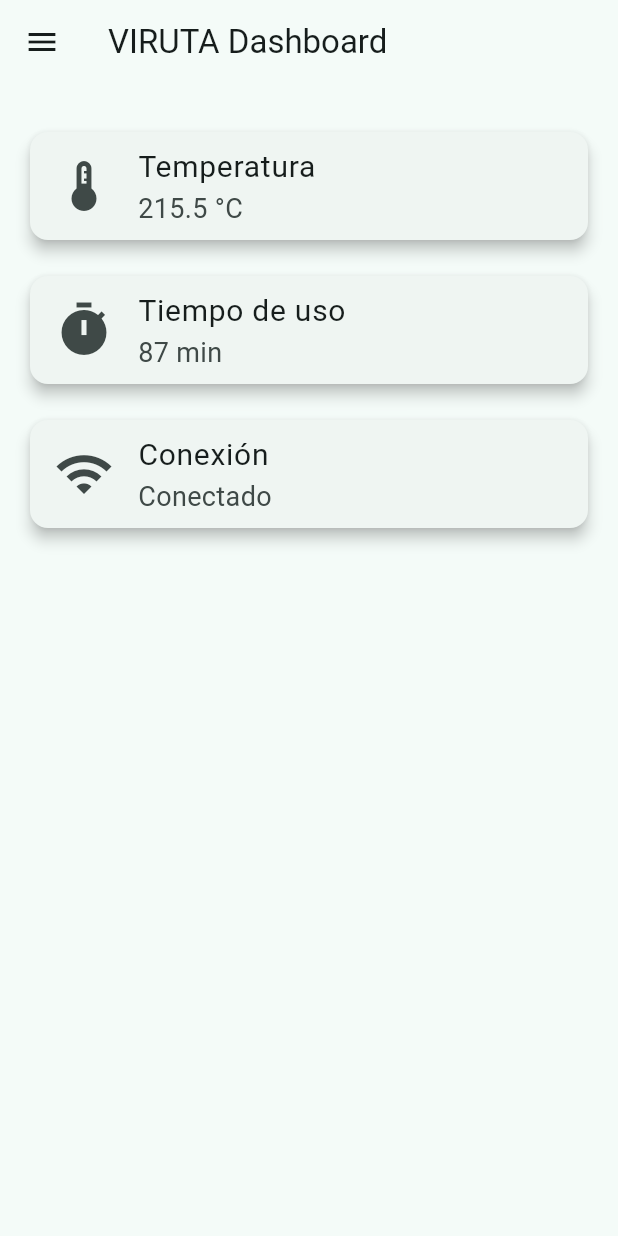
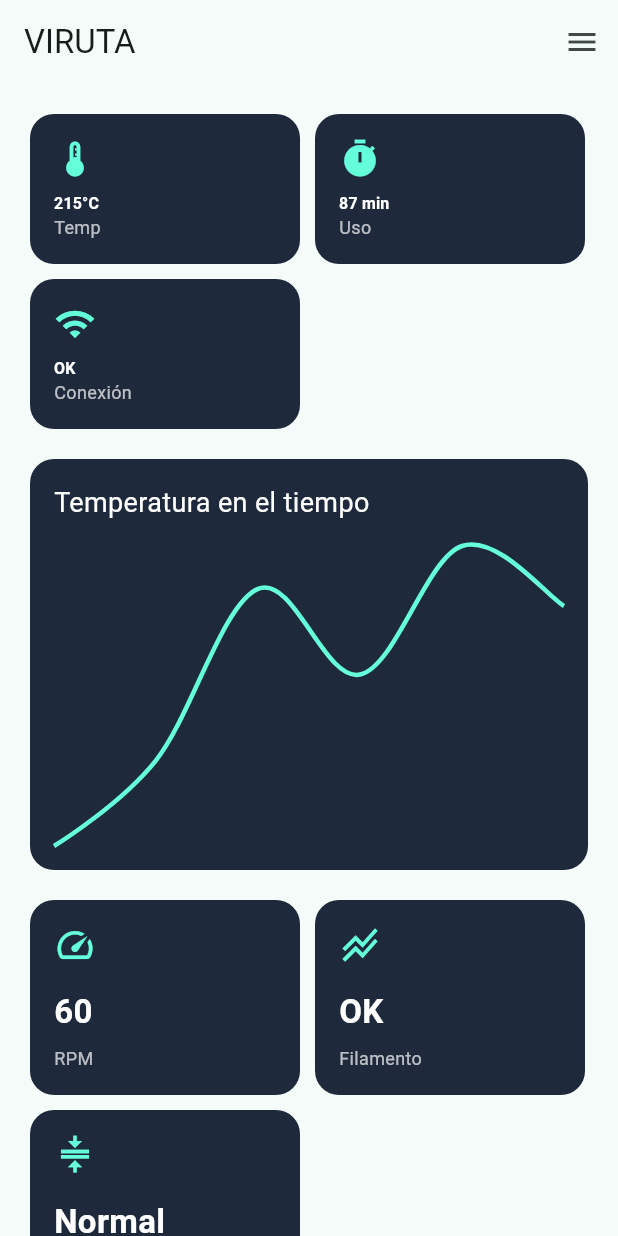
Before and after one commit to DavidGrueso/viruta-app, a Flutter app: the HomePage screen opened directly, on a phone screen of 412 x 824 dp. Run offline on Flutter 3.47's test engine with Material 3 defaults, Android fonts, the phone set to English and light mode, and no system bars; drawn by our look-alikes of fl_chart; our stand-ins replace flutter_signin_button.

Commit message:
Mid-usable app achived

```diff
--- a/lib/pages/home.dart
+++ b/lib/pages/home.dart
@@ -1,6 +1,8 @@
 import 'package:flutter/material.dart';
 import 'menu.dart';
-import '../widgets/viruta_card.dart';
+import 'profile.dart';
+import 'settings.dart';
+import '../widgets/home_dashboard.dart';
 import '../services/mock.dart';
 
 class HomePage extends StatefulWidget {
@@ -35,37 +37,85 @@ class _HomePageState extends State<HomePage> {
   Widget build(BuildContext context) {
     return Scaffold(
       appBar: AppBar(
-        title: const Text("VIRUTA Dashboard"),
-        leading: IconButton(
+        title: const Text("VIRUTA"),
+        // Menu icon on the right (actions) that opens a limited-width right drawer
+        actions: [
+          Builder(
+            builder: (context) => IconButton(
               icon: const Icon(Icons.menu),
-          onPressed: () {
+              onPressed: () => Scaffold.of(context).openEndDrawer(),
+            ),
+          ),
+        ],
+      ),
+      // Right-side drawer with limited width so it doesn't cover whole screen
+      endDrawer: Drawer(
+        // limit drawer width to 60% of screen or a max of 360
+        width: MediaQuery.of(context).size.width * 0.6 < 360
+            ? MediaQuery.of(context).size.width * 0.6
+            : 360,
+        child: SafeArea(
+          child: Column(
+            crossAxisAlignment: CrossAxisAlignment.stretch,
+            children: [
+              DrawerHeader(
+                decoration: const BoxDecoration(
+                  color: Color.fromARGB(255, 47, 101, 61),
+                  borderRadius: BorderRadius.all( Radius.circular(0)),
+                ),
+                child: Column(
+                  crossAxisAlignment: CrossAxisAlignment.start,
+                  mainAxisAlignment: MainAxisAlignment.center,
+                  children: const [
+                    Text('Menú', style: TextStyle(color: Colors.white, fontSize: 20, fontWeight: FontWeight.bold)),
+                    SizedBox(height: 2),
+                  ],
+                ),
+              ),
+              ListTile(
+                leading: const Icon(Icons.person),
+                title: const Text('Perfil'),
+                onTap: () {
+                  Navigator.pop(context); // close drawer
                   Navigator.push(
                     context,
-              MaterialPageRoute(builder: (_) => const MenuPage()),
+                    MaterialPageRoute(builder: (_) => const ProfilePage()),
                   );
                 },
               ),
+              ListTile(
+                leading: const Icon(Icons.settings),
+                title: const Text('Ajustes'),
+                onTap: () {
+                  Navigator.pop(context);
+                  Navigator.push(
+                    context,
+                    MaterialPageRoute(builder: (_) => SettingsPage(toggleTheme: () {})),
+                  );
+                },
               ),
-      body: Padding(
-        padding: const EdgeInsets.all(20),
-        child: Column(
-          children: [
-            VirutaCard(
-              title: "Temperatura",
-              value: "$temp °C",
-              icon: Icons.thermostat,
+              const Divider(),
+              ListTile(
+                leading: const Icon(Icons.logout),
+                title: const Text('Cerrar sesión'),
+                onTap: () {
+                  Navigator.pop(context);
+                  // TODO: implementar logout
+                },
               ),
-            VirutaCard(
-              title: "Tiempo de uso",
-              value: "${timeUsedMin} min",
-              icon: Icons.timer,
-            ),
-            VirutaCard(
-              title: "Conexión",
-              value: connection,
-              icon: Icons.wifi,
+              const Spacer(),
+              Padding(
+                padding: const EdgeInsets.all(16.0),
+                child: Text('v1.0', textAlign: TextAlign.center, style: TextStyle(color: Colors.grey[600])),
               ),
             ],
+          ),
+        ),
+      ),
+      body: SingleChildScrollView(
+        child: Padding(
+          padding: const EdgeInsets.all(20),
+          child: HomeDashboard(),
         ),
       ),
     );
--- /dev/null
+++ b/lib/pages/profile.dart
@@ -0,0 +1,20 @@
+import 'package:flutter/material.dart';
+
+class ProfilePage extends StatelessWidget {
+  const ProfilePage({super.key});
+
+  @override
+  Widget build(BuildContext context) {
+    return Scaffold(
+      appBar: AppBar(
+        title: const Text('Perfil'),
+      ),
+      body: const Center(
+        child: Padding(
+          padding: EdgeInsets.all(20),
+          child: Text('Información de perfil'),
+        ),
+      ),
+    );
+  }
+}
--- a/lib/pages/settings.dart
+++ b/lib/pages/settings.dart
@@ -1,5 +1,4 @@
 import 'package:flutter/material.dart';
-import 'home.dart';
 
 
 
--- /dev/null
+++ b/lib/widgets/home_dashboard.dart
@@ -0,0 +1,133 @@
+import 'package:flutter/material.dart';
+import 'package:fl_chart/fl_chart.dart';
+import '../widgets/viruta_card.dart';
+
+class HomeDashboard extends StatelessWidget {
+  const HomeDashboard({super.key});
+
+  @override
+  Widget build(BuildContext context) {
+    return Column(
+      crossAxisAlignment: CrossAxisAlignment.start,
+      children: [
+
+        // ---- TARJETAS SUPERIORES ----
+        Wrap(
+          spacing: 10,
+          runSpacing: 10,
+          children: const [
+            SizedBox(
+              width: 180,
+              child: VirutaStatCard(
+                title: "Temp",
+                value: "215°C",
+                icon: Icons.thermostat,
+              ),
+            ),
+            SizedBox(
+              width: 180,
+              child: VirutaStatCard(
+                title: "Uso",
+                value: "87 min",
+                icon: Icons.timer,
+              ),
+            ),
+            SizedBox(
+              width: 180,
+              child: VirutaStatCard(
+                title: "Conexión",
+                value: "OK",
+                icon: Icons.wifi,
+              ),
+            ),
+          ],
+        ),
+
+        const SizedBox(height: 20),
+
+        // ---- GRÁFICO PRINCIPAL ----
+        Container(
+          decoration: BoxDecoration(
+            color: const Color(0xff1e293b),
+            borderRadius: BorderRadius.circular(16),
+          ),
+          padding: const EdgeInsets.all(16),
+          child: Column(
+            crossAxisAlignment: CrossAxisAlignment.start,
+            children: [
+              const Text(
+                "Temperatura en el tiempo",
+                style: TextStyle(color: Colors.white, fontSize: 18),
+              ),
+              const SizedBox(height: 16),
+              SizedBox(
+                height: 200,
+                child: LineChart(
+                  LineChartData(
+                    backgroundColor: Colors.transparent,
+                    gridData: FlGridData(show: false),
+                    titlesData: FlTitlesData(show: false),
+                    borderData: FlBorderData(show: false),
+                    lineBarsData: [
+                      LineChartBarData(
+                        isCurved: true,
+                        color: Colors.tealAccent,
+                        barWidth: 3,
+                        dotData: FlDotData(show: false),
+                        spots: const [
+                          FlSpot(0, 210),
+                          FlSpot(1, 220),
+                          FlSpot(2, 240),
+                          FlSpot(3, 230),
+                          FlSpot(4, 245),
+                          FlSpot(5, 238),
+                        ],
+                      )
+                    ],
+                  ),
+                ),
+              ),
+            ],
+          ),
+        ),
+
+        const SizedBox(height: 20),
+
+        // ---- TARJETAS DE ABAJO ----
+        Wrap(
+          spacing: 10,
+          runSpacing: 10,
+          children: const [
+            SizedBox(
+              width: 180,
+              child: VirutaStatCard(
+                title: "RPM",
+                value: "60",
+                icon: Icons.speed,
+                tall: true,
+              ),
+            ),
+            SizedBox(
+              width: 180,
+              child: VirutaStatCard(
+                title: "Filamento",
+                value: "OK",
+                icon: Icons.stacked_line_chart,
+                tall: true,
+              ),
+            ),
+            SizedBox(
+              width: 180,
+              child: VirutaStatCard(
+                title: "Presión",
+                value: "Normal",
+                icon: Icons.compress,
+                tall: true,
+              ),
+            ),
+          ],
+        ),
+      ],
+    );
+  }
+}
--- a/lib/widgets/viruta_card.dart
+++ b/lib/widgets/viruta_card.dart
@@ -1,26 +1,61 @@
 import 'package:flutter/material.dart';
 
-class VirutaCard extends StatelessWidget {
+class VirutaStatCard extends StatelessWidget {
   final String title;
   final String value;
   final IconData icon;
+  final bool tall;
 
-  const VirutaCard({
+  const VirutaStatCard({
     super.key,
     required this.title,
     required this.value,
     required this.icon,
+    this.tall = false,
   });
 
   @override
   Widget build(BuildContext context) {
-    return Card(
-      elevation: 4,
-      margin: const EdgeInsets.symmetric(vertical: 12),
-      child: ListTile(
-        leading: Icon(icon, size: 40),
-        title: Text(title, style: const TextStyle(fontSize: 20)),
-        subtitle: Text(value, style: const TextStyle(fontSize: 18)),
+    return Container(
+      height: tall ? 130 : 100,
+      padding: const EdgeInsets.all(16),
+      decoration: BoxDecoration(
+        color: const Color(0xff1e293b),
+        borderRadius: BorderRadius.circular(16),
+      ),
+      child: Column(
+        crossAxisAlignment: CrossAxisAlignment.start,
+        children: [
+          Icon(icon, color: Colors.tealAccent, size: 28),
+          const SizedBox(height: 8),
+          // Value: scale down if too large to fit
+          Expanded(
+            child: FittedBox(
+              alignment: Alignment.centerLeft,
+              fit: BoxFit.scaleDown,
+              child: Text(
+                value,
+                maxLines: 1,
+                overflow: TextOverflow.ellipsis,
+                style: const TextStyle(
+                  color: Colors.white,
+                  fontSize: 22,
+                  fontWeight: FontWeight.bold,
+                ),
+              ),
+            ),
+          ),
+          // Title: single line with ellipsis
+          Text(
+            title,
+            maxLines: 1,
+            overflow: TextOverflow.ellipsis,
+            style: TextStyle(
+              color: Colors.white.withOpacity(0.7),
+              fontSize: 12,
+            ),
+          )
+        ],
       ),
     );
   }
--- a/pubspec.yaml
+++ b/pubspec.yaml
@@ -31,6 +31,7 @@ dependencies:
   flutter:
     sdk: flutter
   flutter_signin_button: ^2.0.0
+  fl_chart: ^0.68.0
 
 
   # The following adds the Cupertino Icons font to your application.
```
Also changed, not shown: pubspec.lock. Lines whose indentation alone changed are shown as unchanged.
